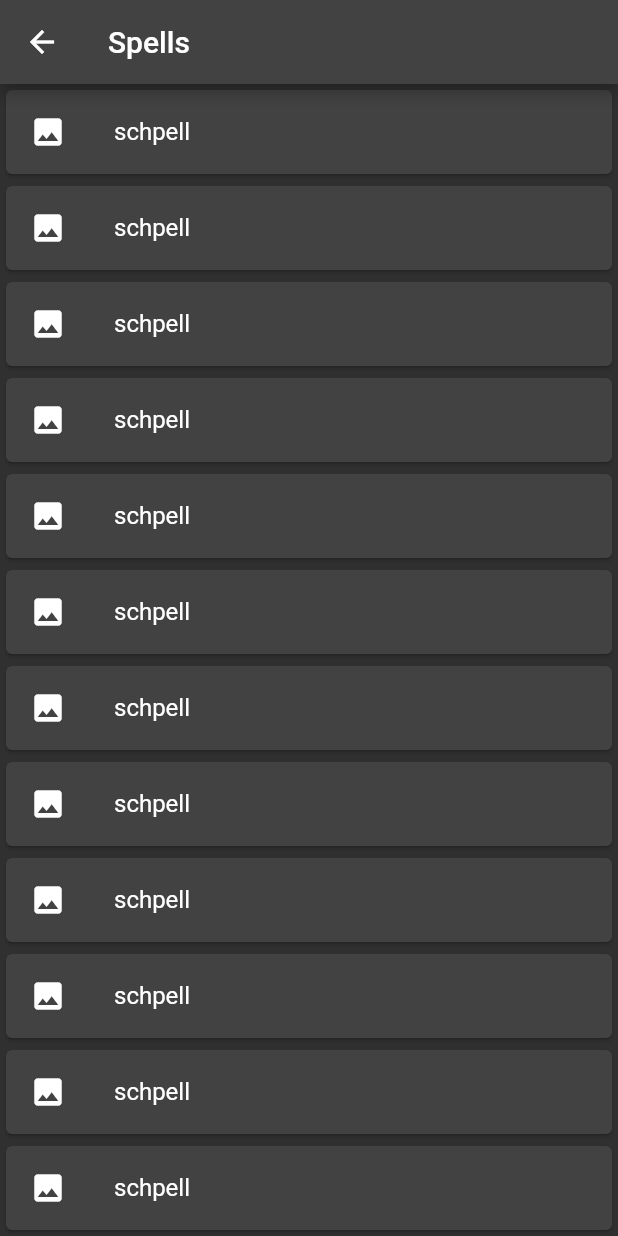
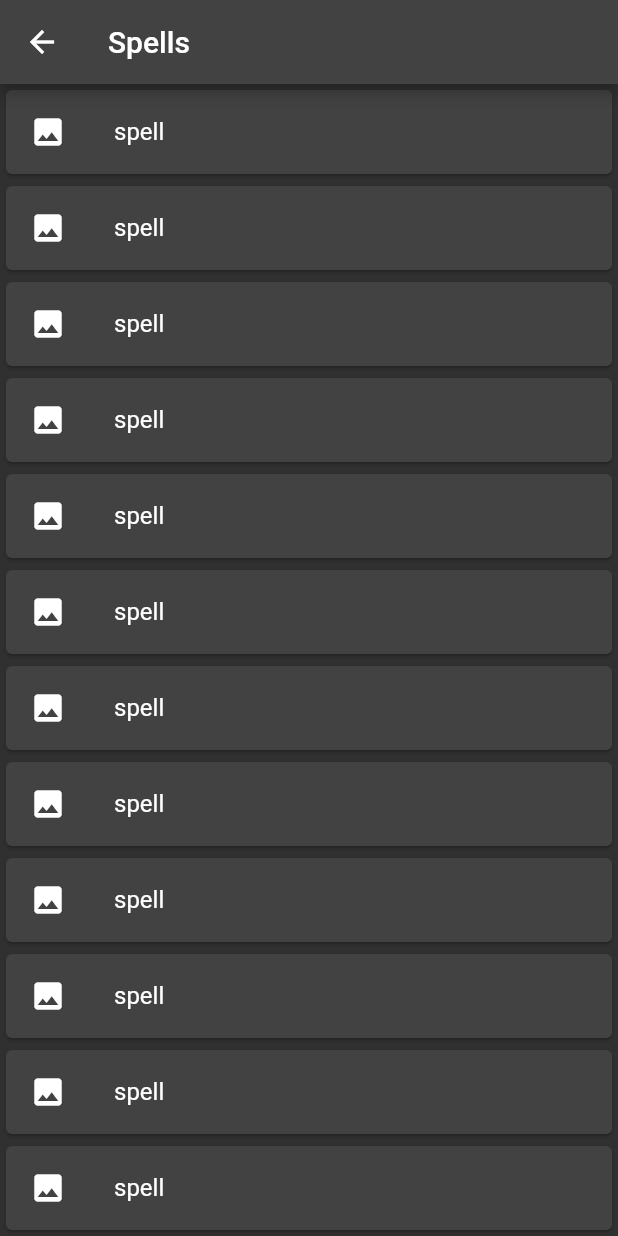
Before and after one commit to Lululululukasz/SpellList, a Flutter app: the SpellList screen opened by its route, on a phone screen of 412 x 824 dp. Run offline on Flutter 3.47's test engine with Material 2 defaults, Android fonts, the phone set to English and light mode, and no system bars.

Commit message:
Better Style, corrected Voc

```diff
--- a/lib/spells.dart
+++ b/lib/spells.dart
@@ -14,57 +14,58 @@ class SpellList extends StatelessWidget {
         ListView(
           children:  <Widget>[
             Card(
-              child: spellTile('schpell'),
+              child: spellTile('spell'),
             ),
             Card(
-              child: spellTile('schpell'),
+              child: spellTile('spell'),
             ),
             Card(
-              child: spellTile('schpell'),
+              child: spellTile('spell'),
             ),
             Card(
-              child: spellTile('schpell'),
+              child: spellTile('spell'),
             ),
             Card(
-              child: spellTile('schpell'),
+              child: spellTile('spell'),
             ),
             Card(
-              child: spellTile('schpell'),
+              child: spellTile('spell'),
             ),
             Card(
-              child: spellTile('schpell'),
-            ),Card(
-              child: spellTile('schpell'),
+              child: spellTile('spell'),
             ),
             Card(
-              child: spellTile('schpell'),
+              child: spellTile('spell'),
             ),
             Card(
-              child: spellTile('schpell'),
+              child: spellTile('spell'),
             ),
             Card(
-              child: spellTile('schpell'),
+              child: spellTile('spell'),
             ),
             Card(
-              child: spellTile('schpell'),
+              child: spellTile('spell'),
             ),
             Card(
-              child: spellTile('schpell'),
+              child: spellTile('spell'),
             ),
             Card(
-              child: spellTile('schpell'),
+              child: spellTile('spell'),
             ),
             Card(
-              child: spellTile('schpell'),
+              child: spellTile('spell'),
             ),
             Card(
-              child: spellTile('schpell'),
+              child: spellTile('spell'),
             ),
             Card(
-              child: spellTile('schpell'),
+              child: spellTile('spell'),
             ),
             Card(
-              child: spellTile('schpell'),
+              child: spellTile('spell'),
+            ),
+            Card(
+              child: spellTile('spell'),
             ),
 
             //TO make it scrollable just add more Titles and it will be auto scroll
```
